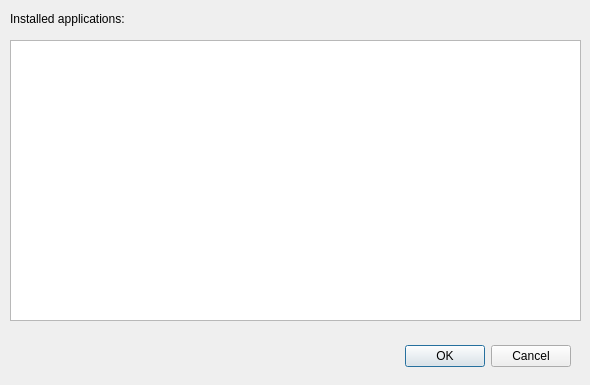
Above: Sources/AppGUI/UI/AppSelector.ui from BC100Dev/RunAsGPU before the change. Below: the same form after it.
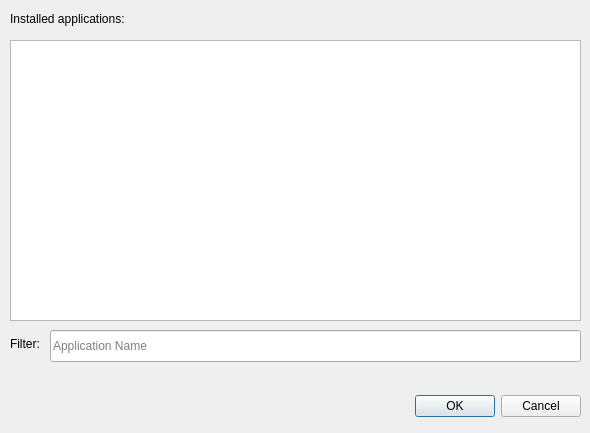
That is the form after the change.

What changed in the file:
```diff
--- a/Sources/AppGUI/UI/AppSelector.ui
+++ b/Sources/AppGUI/UI/AppSelector.ui
@@ -7,7 +7,7 @@
     <x>0</x>
     <y>0</y>
     <width>590</width>
-    <height>385</height>
+    <height>433</height>
    </rect>
   </property>
   <property name="windowTitle">
@@ -16,8 +16,8 @@
   <widget class="QDialogButtonBox" name="buttonBox">
    <property name="geometry">
     <rect>
-     <x>230</x>
-     <y>340</y>
+     <x>240</x>
+     <y>390</y>
      <width>341</width>
      <height>32</height>
     </rect>
@@ -52,6 +52,32 @@
     <string>Installed applications:</string>
    </property>
   </widget>
+  <widget class="QLabel" name="label1">
+   <property name="geometry">
+    <rect>
+     <x>10</x>
+     <y>335</y>
+     <width>58</width>
+     <height>18</height>
+    </rect>
+   </property>
+   <property name="text">
+    <string>Filter:</string>
+   </property>
+  </widget>
+  <widget class="QLineEdit" name="filterBox">
+   <property name="geometry">
+    <rect>
+     <x>50</x>
+     <y>330</y>
+     <width>531</width>
+     <height>32</height>
+    </rect>
+   </property>
+   <property name="placeholderText">
+    <string>Application Name</string>
+   </property>
+  </widget>
  </widget>
  <resources/>
  <connections>
```
